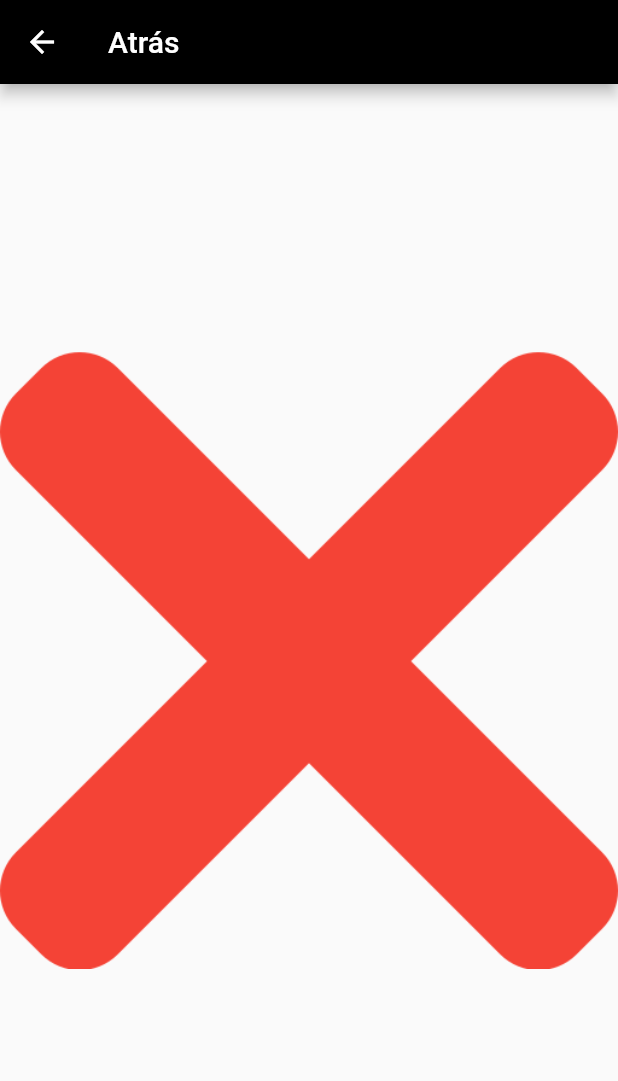
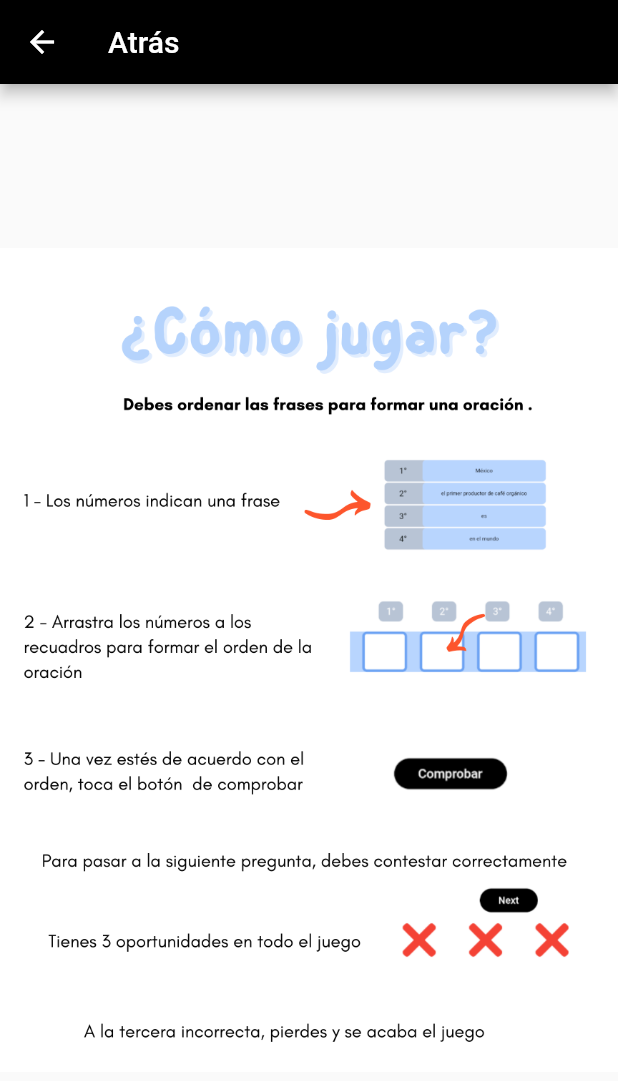
Before and after one commit to JazminSantibanez/sintaxis-espanol, a Flutter app: the HelpScreen screen opened directly, on a phone screen of 412 x 824 dp. Shown: the top 1081 px of the screen. Run offline on Flutter 3.47's test engine with Material 2 defaults, Android fonts, the phone set to English and light mode, and no system bars; our stand-ins replace animated_splash_screen, flutter_layout_grid, fluttertoast, page_transition, rxdart, sqflite; accounts and stored records are empty; statements that could not run were skipped.

Commit message:
Add instructions to help button and change background to white

```diff
--- a/lib/game.dart
+++ b/lib/game.dart
@@ -105,7 +105,8 @@ class Game extends StatelessWidget {
         builder: (context, AsyncSnapshot<List<SentenceStr>> snapshot) {
           if (snapshot.hasData) {
             return Container(
-              color: Colors.transparent,
+
+              color: Colors.white,
               child: LayoutGrid(
                 areas: '''
                         score error-streaks
--- a/lib/helpScreen.dart
+++ b/lib/helpScreen.dart
@@ -19,7 +19,7 @@ class HelpScreen extends StatelessWidget {
 class Help extends StatelessWidget {
   @override
   Widget build(BuildContext context) {
-    return Image.asset("assets/images/streak.png",
+    return Image.asset("assets/images/instrucciones.png",
         width: double.infinity, height: double.infinity);
   }
 }
```
Also changed, not shown: assets/images/instrucciones.png (added).
